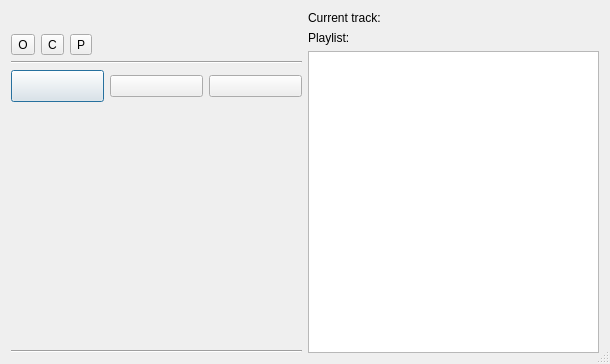
This is libraries/mvp-player-qtgui/src/mvp-player-qtgui/ui/MVPPlayerDialog.ui in edubois/mvp-player as Qt 5 draws it before an edit. The edited form follows.
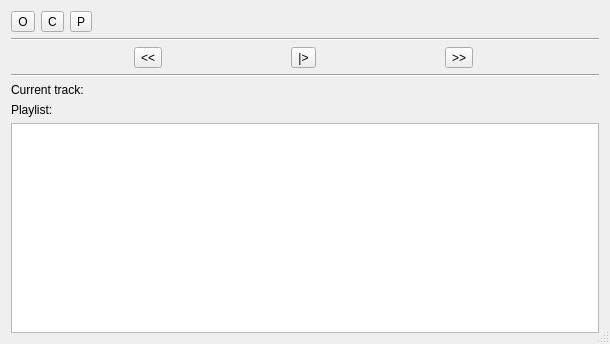
This is the edited form. Icons and pictures are not drawn.

Commit message: mvp-player-qtgui: improved dialog look.

The edit to the form file:
```diff
--- a/libraries/mvp-player-qtgui/src/mvp-player-qtgui/ui/MVPPlayerDialog.ui
+++ b/libraries/mvp-player-qtgui/src/mvp-player-qtgui/ui/MVPPlayerDialog.ui
@@ -7,7 +7,7 @@
     <x>0</x>
     <y>0</y>
     <width>610</width>
-    <height>364</height>
+    <height>344</height>
    </rect>
   </property>
   <property name="windowTitle">
@@ -23,7 +23,7 @@
    <item>
     <layout class="QVBoxLayout" name="verticalLayout_2">
      <property name="topMargin">
-      <number>23</number>
+      <number>0</number>
      </property>
      <item>
       <layout class="QHBoxLayout" name="horizontalLayout_3">
@@ -106,15 +106,9 @@
      <item>
       <layout class="QHBoxLayout" name="horizontalLayout">
        <item>
-        <widget class="QPushButton" name="btnPrevious">
-         <property name="minimumSize">
-          <size>
-           <width>32</width>
-           <height>32</height>
-          </size>
-         </property>
+        <widget class="QToolButton" name="btnPrevious">
          <property name="text">
-          <string/>
+          <string>&lt;&lt;</string>
          </property>
          <property name="icon">
           <iconset resource="../resources/mvpplayer.qrc">
@@ -129,9 +123,9 @@
         </widget>
        </item>
        <item>
-        <widget class="QPushButton" name="btnPlayStop">
+        <widget class="QToolButton" name="btnPlayStop">
          <property name="text">
-          <string/>
+          <string>|&gt;</string>
          </property>
          <property name="icon">
           <iconset resource="../resources/mvpplayer.qrc">
@@ -146,9 +140,9 @@
         </widget>
        </item>
        <item>
-        <widget class="QPushButton" name="btnNext">
+        <widget class="QToolButton" name="btnNext">
          <property name="text">
-          <string/>
+          <string>&gt;&gt;</string>
          </property>
          <property name="icon">
           <iconset resource="../resources/mvpplayer.qrc">
@@ -160,23 +154,13 @@
            <height>32</height>
           </size>
          </property>
+         <property name="popupMode">
+          <enum>QToolButton::DelayedPopup</enum>
+         </property>
         </widget>
        </item>
       </layout>
      </item>
-     <item>
-      <spacer name="verticalSpacer">
-       <property name="orientation">
-        <enum>Qt::Vertical</enum>
-       </property>
-       <property name="sizeHint" stdset="0">
-        <size>
-         <width>20</width>
-         <height>40</height>
-        </size>
-       </property>
-      </spacer>
-     </item>
      <item>
       <widget class="Line" name="line_2">
        <property name="orientation">
@@ -184,8 +168,6 @@
        </property>
       </widget>
      </item>
-    </layout>
-   </item>
    <item>
     <layout class="QVBoxLayout" name="verticalLayout">
      <item>
@@ -219,6 +201,8 @@
         <enum>QAbstractItemView::DropOnly</enum>
        </property>
       </widget>
+       </item>
+      </layout>
      </item>
     </layout>
    </item>
```
Lines whose indentation alone changed are shown as unchanged. The commit also changes 3 other files.
